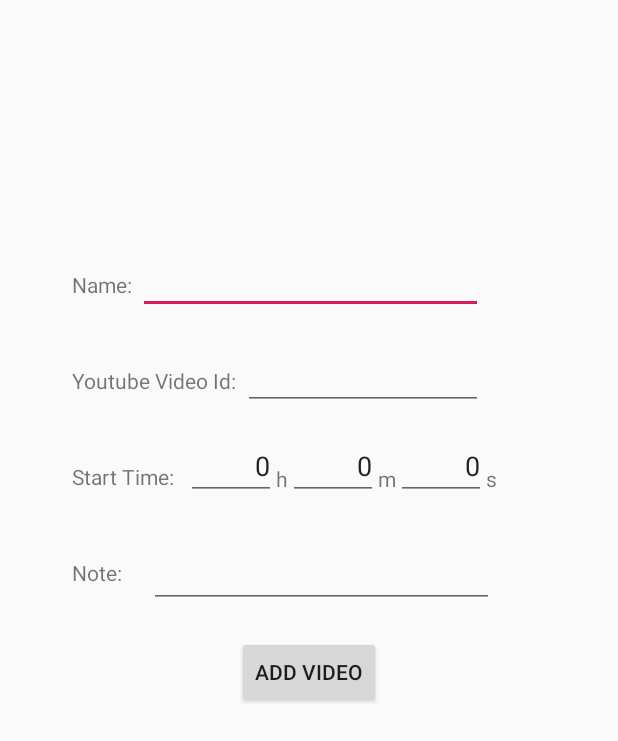
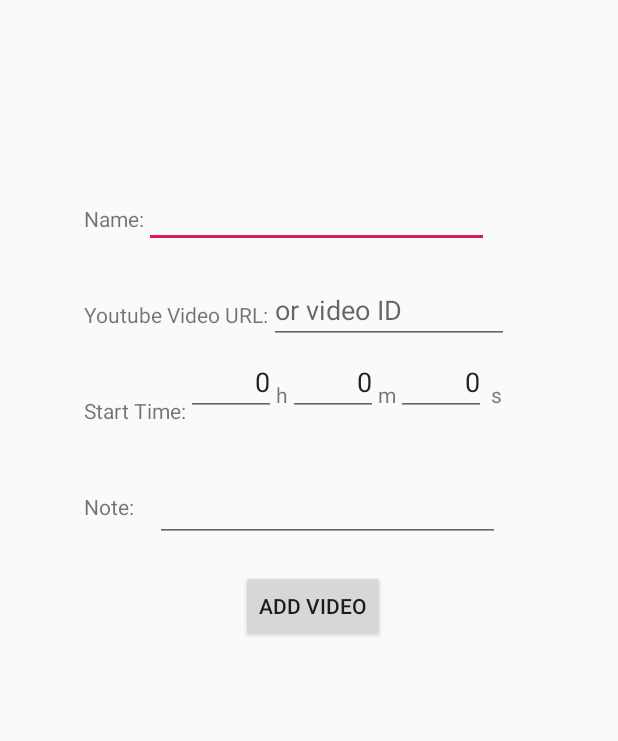
Before and after one commit to Luv-Puff/PianGio, an Android app: the layout activity_add_video.xml on its own in the app's theme, with its tools: preview values and no code run, on a phone screen of 412 x 824 dp. Shown: the top 741 px of the screen. Run offline under Robolectric (Android 15) with nearby library versions, the phone set to English and light mode, and no system bars.

Commit message:
fix regex problem and update MainActivity

```diff
--- a/app/src/main/java/com/example/scarymonstersplayer/UpdateActivity.java
+++ b/app/src/main/java/com/example/scarymonstersplayer/UpdateActivity.java
@@ -99,7 +99,7 @@ public class UpdateActivity extends AppCompatActivity {
     public static String extractYTId(String ytUrl) {
         String vId = null;
         Pattern pattern = Pattern.compile(
-                "^https?://.*(?:youtu.be/|v/|u/\\w/|embed/|watch?v=)([^#&?]*).*$",
+                "https?://(?:[0-9A-Z-]+\\.)?(?:youtu\\.be/|youtube\\.com\\S*[^\\w\\-\\s])([\\w\\-]{11})(?=[^\\w\\-]|$)(?![?=&+%\\w]*(?:['\"][^<>]*>|</a>))[?=&+%\\w]*",
                 Pattern.CASE_INSENSITIVE);
         Matcher matcher = pattern.matcher(ytUrl);
         if (matcher.matches()){
--- a/app/src/main/res/layout/activity_add_video.xml
+++ b/app/src/main/res/layout/activity_add_video.xml
@@ -11,8 +11,7 @@
         android:id="@+id/add_name"
         android:layout_width="230dp"
         android:layout_height="wrap_content"
-        android:layout_marginStart="4dp"
-        android:layout_marginTop="164dp"
+        android:layout_marginTop="120dp"
         android:ems="10"
         android:hint="@string/blank"
         android:importantForAutofill="no"
@@ -22,24 +21,54 @@
         app:layout_constraintTop_toTopOf="parent" />
 
     <EditText
-        android:id="@+id/add_vid"
-        android:layout_width="160dp"
+        android:id="@+id/add_note"
+        android:layout_width="230dp"
         android:layout_height="wrap_content"
-        android:layout_marginStart="4dp"
-        android:layout_marginTop="228dp"
+        android:layout_marginTop="316dp"
         android:ems="10"
         android:hint="@string/blank"
         android:importantForAutofill="no"
         android:inputType="textPersonName"
-        android:text="@string/blank"
-        app:layout_constraintStart_toEndOf="@+id/textView"
+        android:lines="10"
+        app:layout_constraintStart_toEndOf="@+id/textView3"
+        app:layout_constraintTop_toTopOf="parent" />
+
+    <TextView
+        android:id="@+id/textView6"
+        android:layout_width="wrap_content"
+        android:layout_height="wrap_content"
+        android:layout_marginTop="24dp"
+        android:text="@string/sec"
+        app:layout_constraintEnd_toEndOf="parent"
+        app:layout_constraintHorizontal_bias="0.038"
+        app:layout_constraintStart_toEndOf="@+id/add_s"
+        app:layout_constraintTop_toBottomOf="@+id/add_vid" />
+
+    <TextView
+        android:id="@+id/textView5"
+        android:layout_width="wrap_content"
+        android:layout_height="wrap_content"
+        android:layout_marginTop="24dp"
+        android:text="@string/min"
+        app:layout_constraintStart_toEndOf="@+id/add_m"
+        app:layout_constraintTop_toBottomOf="@+id/add_vid" />
+
+    <TextView
+        android:id="@+id/textView"
+        android:layout_width="wrap_content"
+        android:layout_height="wrap_content"
+        android:layout_marginStart="56dp"
+        android:layout_marginTop="200dp"
+        android:hint="@string/or_v"
+        android:text="@string/Videoid"
+        app:layout_constraintStart_toStartOf="parent"
         app:layout_constraintTop_toTopOf="parent" />
 
     <EditText
         android:id="@+id/add_s"
         android:layout_width="60dp"
         android:layout_height="40dp"
-        android:layout_marginTop="20dp"
+        android:layout_marginTop="8dp"
         android:ems="10"
         android:hint="@string/blank"
         android:importantForAutofill="no"
@@ -49,12 +78,41 @@
         app:layout_constraintStart_toEndOf="@+id/textView5"
         app:layout_constraintTop_toBottomOf="@+id/add_vid" />
 
+    <TextView
+        android:id="@+id/textView2"
+        android:layout_width="wrap_content"
+        android:layout_height="wrap_content"
+        android:layout_marginStart="56dp"
+        android:layout_marginTop="136dp"
+        android:text="@string/name"
+        app:layout_constraintStart_toStartOf="parent"
+        app:layout_constraintTop_toTopOf="parent" />
+
+    <TextView
+        android:id="@+id/textView3"
+        android:layout_width="47dp"
+        android:layout_height="18dp"
+        android:layout_marginStart="56dp"
+        android:layout_marginTop="328dp"
+        android:text="@string/note"
+        app:layout_constraintStart_toStartOf="parent"
+        app:layout_constraintTop_toTopOf="parent" />
+
+    <TextView
+        android:id="@+id/textView7"
+        android:layout_width="wrap_content"
+        android:layout_height="wrap_content"
+        android:layout_marginStart="56dp"
+        android:layout_marginTop="264dp"
+        android:text="@string/startTime"
+        app:layout_constraintStart_toStartOf="parent"
+        app:layout_constraintTop_toTopOf="parent" />
+
     <EditText
         android:id="@+id/add_h"
         android:layout_width="60dp"
         android:layout_height="40dp"
-        android:layout_marginStart="8dp"
-        android:layout_marginTop="20dp"
+        android:layout_marginTop="8dp"
         android:ems="10"
         android:hint="@string/blank"
         android:importantForAutofill="no"
@@ -68,7 +126,7 @@
         android:id="@+id/add_m"
         android:layout_width="60dp"
         android:layout_height="40dp"
-        android:layout_marginTop="20dp"
+        android:layout_marginTop="8dp"
         android:ems="10"
         android:hint="@string/blank"
         android:importantForAutofill="no"
@@ -78,98 +136,37 @@
         app:layout_constraintStart_toEndOf="@+id/textView4"
         app:layout_constraintTop_toBottomOf="@+id/add_vid" />
 
-    <TextView
-        android:id="@+id/textView5"
+    <Button
+        android:id="@+id/add_button"
         android:layout_width="wrap_content"
         android:layout_height="wrap_content"
-        android:layout_marginTop="36dp"
-        android:text="@string/min"
-        app:layout_constraintStart_toEndOf="@+id/add_m"
-        app:layout_constraintTop_toBottomOf="@+id/add_vid" />
-
-    <TextView
-        android:id="@+id/textView6"
-        android:layout_width="wrap_content"
-        android:layout_height="wrap_content"
-        android:layout_marginTop="36dp"
-        android:text="@string/sec"
+        android:layout_marginTop="380dp"
+        android:text="@string/add_newVideo"
         app:layout_constraintEnd_toEndOf="parent"
-        app:layout_constraintHorizontal_bias="0.0"
-        app:layout_constraintStart_toEndOf="@+id/add_s"
-        app:layout_constraintTop_toBottomOf="@+id/add_vid" />
+        app:layout_constraintHorizontal_bias="0.509"
+        app:layout_constraintStart_toStartOf="parent"
+        app:layout_constraintTop_toTopOf="parent" />
 
     <TextView
         android:id="@+id/textView4"
         android:layout_width="0dp"
         android:layout_height="wrap_content"
-        android:layout_marginTop="36dp"
+        android:layout_marginTop="24dp"
         android:text="@string/hour"
         app:layout_constraintStart_toEndOf="@+id/add_h"
         app:layout_constraintTop_toBottomOf="@+id/add_vid" />
 
-    <TextView
-        android:id="@+id/textView3"
-        android:layout_width="47dp"
-        android:layout_height="18dp"
-        android:layout_marginStart="48dp"
-        android:layout_marginTop="372dp"
-        android:text="@string/note"
-        app:layout_constraintStart_toStartOf="parent"
-        app:layout_constraintTop_toTopOf="parent" />
-
-    <TextView
-        android:id="@+id/textView7"
-        android:layout_width="wrap_content"
+    <EditText
+        android:id="@+id/add_vid"
+        android:layout_width="160dp"
         android:layout_height="wrap_content"
-        android:layout_marginStart="48dp"
-        android:layout_marginTop="308dp"
-        android:text="@string/startTime"
-        app:layout_constraintStart_toStartOf="parent"
-        app:layout_constraintTop_toTopOf="parent" />
-
-    <Button
-        android:id="@+id/add_button"
-        android:layout_width="wrap_content"
-        android:layout_height="wrap_content"
-        android:layout_marginTop="424dp"
-        android:text="@string/add_newVideo"
-        app:layout_constraintEnd_toEndOf="parent"
-        app:layout_constraintHorizontal_bias="0.5"
-        app:layout_constraintStart_toStartOf="parent"
-        app:layout_constraintTop_toTopOf="parent" />
-
-    <EditText
-        android:id="@+id/add_note"
-        android:layout_width="230dp"
-        android:layout_height="wrap_content"
-        android:layout_marginStart="4dp"
-        android:layout_marginTop="360dp"
+        android:layout_marginTop="184dp"
         android:ems="10"
-        android:hint="@string/blank"
+        android:hint="@string/or_v"
         android:importantForAutofill="no"
         android:inputType="textPersonName"
-        android:lines="10"
-        app:layout_constraintStart_toEndOf="@+id/textView3"
-        app:layout_constraintTop_toTopOf="parent" />
-
-    <TextView
-        android:id="@+id/textView2"
-        android:layout_width="wrap_content"
-        android:layout_height="wrap_content"
-        android:layout_marginStart="48dp"
-        android:layout_marginTop="180dp"
-        android:text="@string/name"
-        app:layout_constraintStart_toStartOf="parent"
-        app:layout_constraintTop_toTopOf="parent" />
-
-    <TextView
-        android:id="@+id/textView"
-        android:layout_width="wrap_content"
-        android:layout_height="wrap_content"
-        android:layout_marginStart="48dp"
-        android:layout_marginTop="244dp"
-        android:text="@string/Videoid"
-        app:layout_constraintStart_toStartOf="parent"
+        android:text="@string/blank"
+        app:layout_constraintStart_toEndOf="@+id/textView"
         app:layout_constraintTop_toTopOf="parent" />
 
 </androidx.constraintlayout.widget.ConstraintLayout>
--- a/app/src/main/res/values/strings.xml
+++ b/app/src/main/res/values/strings.xml
@@ -5,7 +5,7 @@
     <string name="add_newVideo">Add Video</string>
     <string name="share_video">Share This Video</string>
     <string name="textview">TextView</string>
-    <string name="Videoid">Youtube Video Id:</string>
+    <string name="Videoid">Youtube Video URL:</string>
     <string name="startTime">Start Time:</string>
     <string name="hour">h</string>
     <string name="min">m</string>
@@ -19,5 +19,6 @@
     <string name="get_name">GET VIDEO NAME</string>
     <string name="internet_warn">警告:沒有網路，疑似是國家機器動起來了</string>
     <string name="icon">icon</string>
-    <string name="Hant">韓市長提醒您:左右滑動可以刪除項目，長按項目可以編輯該項目!</string>
+    <string name="Hant">韓市長提醒您:左右滑動可以刪除項目，雙擊項目可以編輯該項目!</string>
+    <string name="or_v">or video ID</string>
 </resources>
```
Also changed, not shown: app/src/main/java/com/example/scarymonstersplayer/AddVideoActivity.java (+3 -12 lines), app/src/main/java/com/example/scarymonstersplayer/ItemAdapter.java (+20 -5 lines), app/src/main/java/com/example/scarymonstersplayer/MainActivity.java (+19 -3 lines), app/src/main/java/com/example/scarymonstersplayer/MyDB.java (+34 -1 lines).
